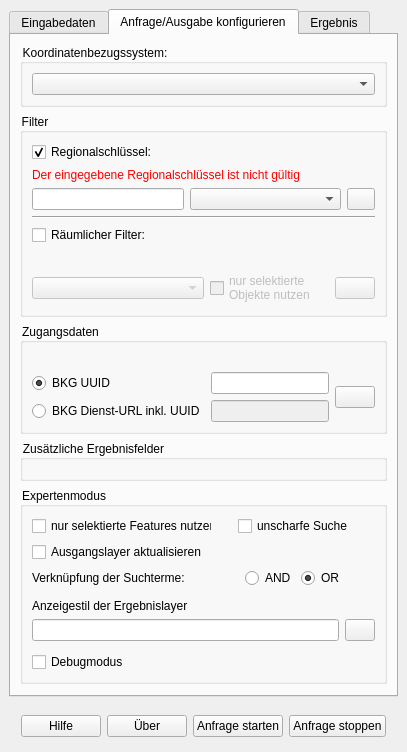
Old version of the form interface/ui/main_dockwidget.ui in the repository de-bkg/qgis-geocoder.
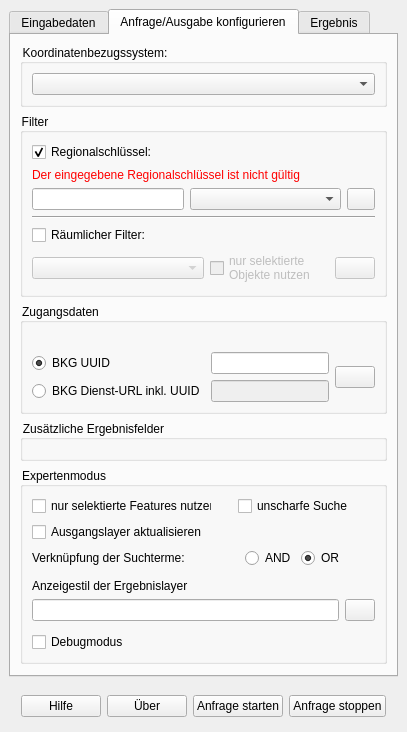
New version of the form. The open tabs and pages were chosen to show the change. Icons and pictures are not drawn. Custom widgets are drawn as their Qt base class.

Commit message: POST spatial filter, removed spatial filter restriction

The edit to the form file:
```diff
--- a/interface/ui/main_dockwidget.ui
+++ b/interface/ui/main_dockwidget.ui
@@ -550,19 +550,6 @@
              </property>
             </widget>
            </item>
-           <item>
-            <widget class="QLabel" name="spatial_error_label">
-             <property name="styleSheet">
-              <string notr="true">color: red;</string>
-             </property>
-             <property name="text">
-              <string/>
-             </property>
-             <property name="wordWrap">
-              <bool>true</bool>
-             </property>
-            </widget>
-           </item>
            <item>
             <layout class="QHBoxLayout" name="horizontalLayout_4">
              <property name="topMargin">
```
The commit also changes 6 other files.
